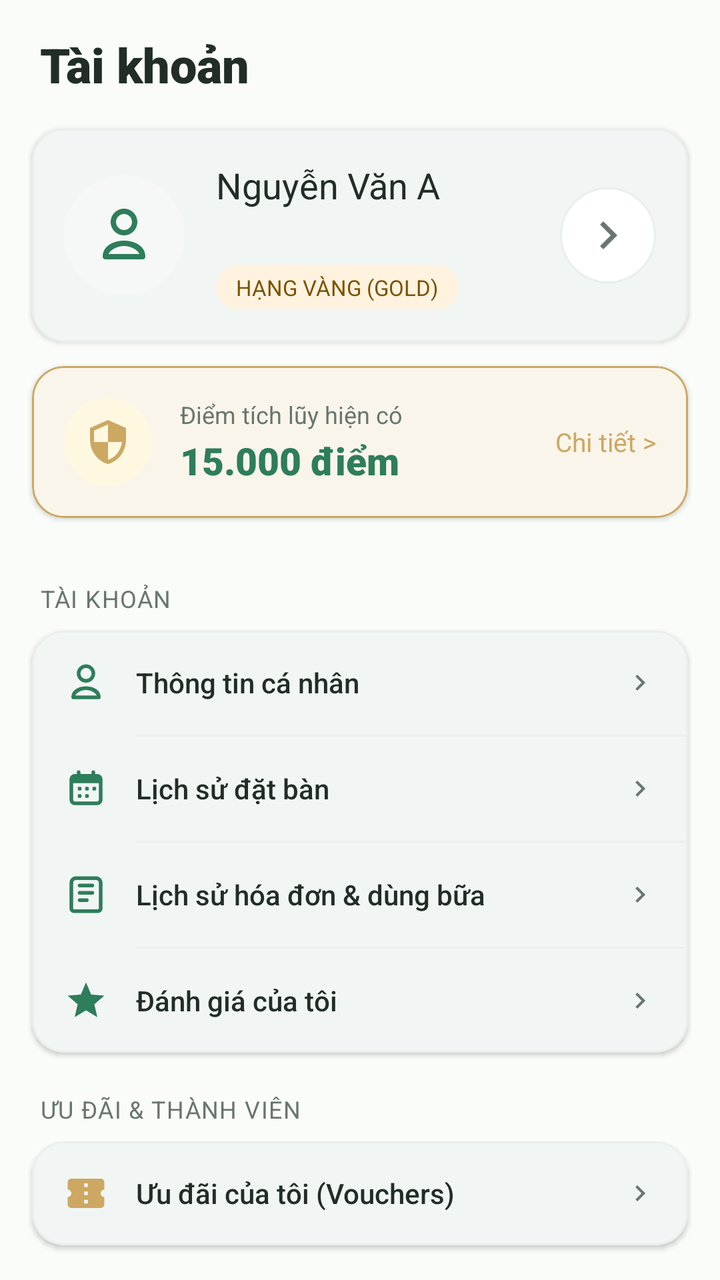
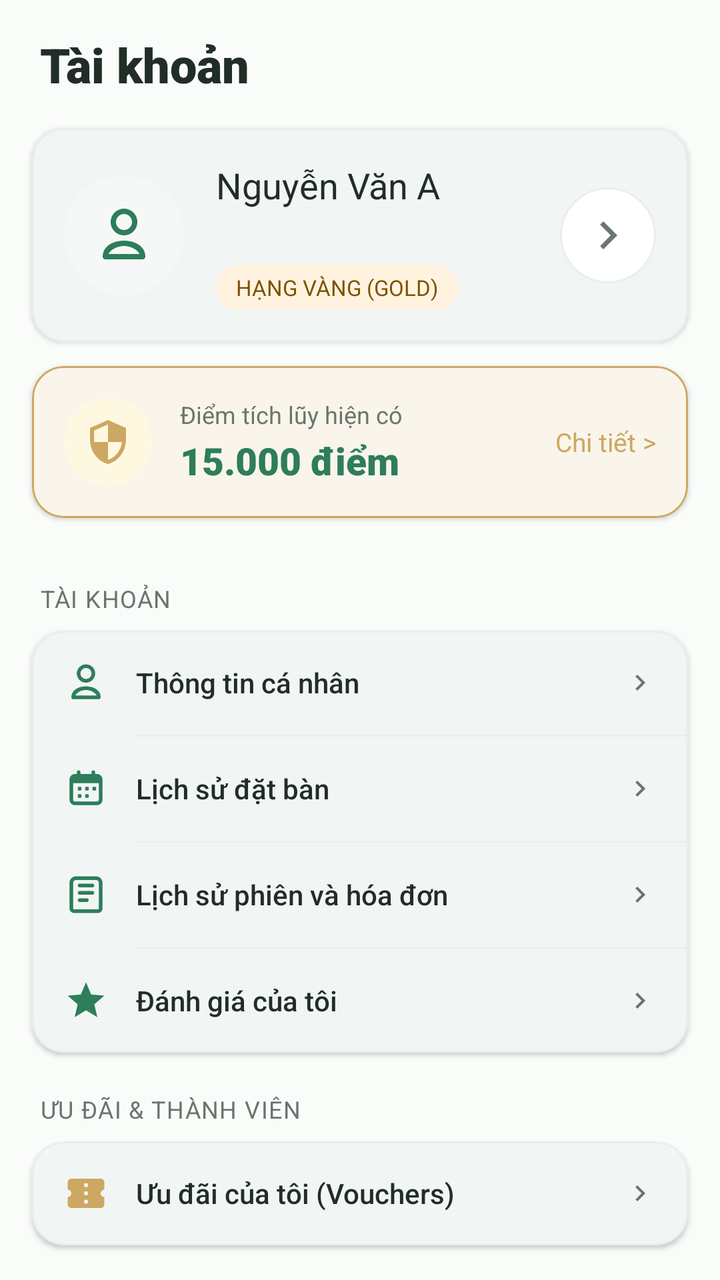

Two renders of the same Android screen: before a commit and after it. Below are the layout's source before the change and the commit's diff.
<!-- AndroidManifest.xml: application theme Theme.VietTable -->
<!-- res/layout/fragment_profile.xml -->
<?xml version="1.0" encoding="utf-8"?>
<androidx.coordinatorlayout.widget.CoordinatorLayout xmlns:android="http://schemas.android.com/apk/res/android"
    xmlns:app="http://schemas.android.com/apk/res-auto"
    android:layout_width="match_parent"
    android:layout_height="match_parent"
    android:background="@color/colorBackground">

    <androidx.core.widget.NestedScrollView
        android:layout_width="match_parent"
        android:layout_height="match_parent"
        android:fillViewport="true"
        android:clipToPadding="false"
        android:paddingBottom="96dp">

        <LinearLayout
            android:layout_width="match_parent"
            android:layout_height="wrap_content"
            android:orientation="vertical">

            
            <LinearLayout
                android:layout_width="match_parent"
                android:layout_height="wrap_content"
                android:tag="safe_top"
                android:orientation="vertical"
                android:paddingHorizontal="20dp"
                android:paddingTop="16dp"
                android:paddingBottom="12dp">

                <TextView
                    android:layout_width="wrap_content"
                    android:layout_height="wrap_content"
                    android:fontFamily="sans-serif-black"
                    android:text="Tài khoản"
                    android:textColor="@color/colorTextPrimary"
                    android:textSize="24sp" />
            </LinearLayout>

            
            <com.google.android.material.card.MaterialCardView
                style="@style/Widget.VietTable.Card"
                android:layout_width="match_parent"
                android:layout_height="wrap_content"
                android:layout_marginHorizontal="16dp"
                android:layout_marginTop="4dp">

                <LinearLayout
                    android:layout_width="match_parent"
                    android:layout_height="wrap_content"
                    android:gravity="center_vertical"
                    android:orientation="horizontal"
                    android:padding="16dp">

                    
                    <FrameLayout
                        android:layout_width="60dp"
                        android:layout_height="60dp">

                        <ImageView
                            android:layout_width="match_parent"
                            android:layout_height="match_parent"
                            android:background="@drawable/bg_round_floating_btn"
                            android:backgroundTint="@color/surface_secondary"
                            android:padding="14dp"
                            android:src="@drawable/ic_profile"
                            app:tint="@color/colorPrimary" />
                    </FrameLayout>

                    <LinearLayout
                        android:layout_width="0dp"
                        android:layout_height="wrap_content"
                        android:layout_marginStart="16dp"
                        android:layout_weight="1"
                        android:orientation="vertical">

                        <TextView
                            android:id="@+id/tvProfileName"
                            android:layout_width="wrap_content"
                            android:layout_height="wrap_content"
                            android:fontFamily="sans-serif-bold"
                            android:text="Nguyễn Văn A"
                            android:textColor="@color/colorTextPrimary"
                            android:textSize="18sp" />

                        <TextView
                            android:id="@+id/tvProfilePhone"
                            android:layout_width="wrap_content"
                            android:layout_height="wrap_content"
                            android:layout_marginTop="2dp"
                            android:text=""
                            android:textColor="@color/colorTextSecondary"
                            android:textSize="13sp" />

                        <TextView
                            android:id="@+id/tvProfileTierBadge"
                            android:layout_width="wrap_content"
                            android:layout_height="wrap_content"
                            android:layout_marginTop="8dp"
                            android:background="@drawable/bg_status_badge"
                            android:backgroundTint="#FFF3E0"
                            android:fontFamily="sans-serif-bold"
                            android:paddingHorizontal="10dp"
                            android:paddingVertical="4dp"
                            android:text="HẠNG VÀNG (GOLD)"
                            android:textColor="#7D5200"
                            android:textSize="11sp" />
                    </LinearLayout>

                    
                        <ImageView
                            android:id="@+id/btnEditProfileHeader"
                            android:layout_width="48dp"
                            android:layout_height="48dp"
                            android:contentDescription="@string/a11y_edit_profile"
                        android:background="@drawable/bg_round_floating_btn"
                        android:clickable="true"
                        android:focusable="true"
                        android:padding="10dp"
                        android:src="@drawable/ic_arrow_forward"
                        app:tint="@color/colorTextSecondary" />
                </LinearLayout>
            </com.google.android.material.card.MaterialCardView>

            
            <com.google.android.material.card.MaterialCardView
                android:id="@+id/cardProfileLoyalty"
                style="@style/Widget.VietTable.Card.Gold"
                android:layout_width="match_parent"
                android:layout_height="wrap_content"
                android:layout_marginHorizontal="16dp"
                android:layout_marginTop="12dp"
                android:clickable="true"
                android:focusable="true">

                <LinearLayout
                    android:layout_width="match_parent"
                    android:layout_height="wrap_content"
                    android:gravity="center_vertical"
                    android:orientation="horizontal"
                    android:padding="16dp">

                    <ImageView
                        android:layout_width="44dp"
                        android:layout_height="44dp"
                        android:background="@drawable/bg_round_floating_btn"
                        android:backgroundTint="#FFF8E1"
                        android:padding="10dp"
                        android:src="@drawable/ic_loyalty"
                        app:tint="@color/colorSecondary" />

                    <LinearLayout
                        android:layout_width="0dp"
                        android:layout_height="wrap_content"
                        android:layout_marginStart="14dp"
                        android:layout_weight="1"
                        android:orientation="vertical">

                        <TextView
                            android:layout_width="wrap_content"
                            android:layout_height="wrap_content"
                            android:text="Điểm tích lũy hiện có"
                            android:textColor="@color/colorTextSecondary"
                            android:textSize="12sp" />

                        <TextView
                            android:id="@+id/tvProfilePoints"
                            android:layout_width="wrap_content"
                            android:layout_height="wrap_content"
                            android:layout_marginTop="2dp"
                            android:fontFamily="sans-serif-black"
                            android:text="15.000 điểm"
                            android:textColor="@color/colorPrimary"
                            android:textSize="19sp" />
                    </LinearLayout>

                    <TextView
                        android:layout_width="wrap_content"
                        android:layout_height="wrap_content"
                        android:fontFamily="sans-serif-bold"
                        android:text="Chi tiết >"
                        android:textColor="@color/colorSecondary"
                        android:textSize="13sp" />
                </LinearLayout>
            </com.google.android.material.card.MaterialCardView>

            
            <FrameLayout
                android:id="@+id/containerProfileActiveDining"
                android:layout_width="match_parent"
                android:layout_height="wrap_content"
                android:layout_marginHorizontal="16dp"
                android:layout_marginTop="12dp" />

            
            <TextView
                android:layout_width="match_parent"
                android:layout_height="wrap_content"
                android:layout_marginHorizontal="20dp"
                android:layout_marginTop="20dp"
                android:layout_marginBottom="8dp"
                android:fontFamily="sans-serif-bold"
                android:letterSpacing="0.04"
                android:text="TÀI KHOẢN"
                android:textColor="@color/colorTextSecondary"
                android:textSize="12sp" />

            <com.google.android.material.card.MaterialCardView
                style="@style/Widget.VietTable.Card"
                android:layout_width="match_parent"
                android:layout_height="wrap_content"
                android:layout_marginHorizontal="16dp">

                <LinearLayout
                    android:layout_width="match_parent"
                    android:layout_height="wrap_content"
                    android:orientation="vertical">

                    
                    <LinearLayout
                        android:id="@+id/rowEditProfile"
                        android:layout_width="match_parent"
                        android:layout_height="52dp"
                        android:background="?attr/selectableItemBackground"
                        android:clickable="true"
                        android:focusable="true"
                        android:gravity="center_vertical"
                        android:orientation="horizontal"
                        android:paddingHorizontal="16dp">

                        <ImageView
                            android:layout_width="22dp"
                            android:layout_height="22dp"
                            android:src="@drawable/ic_profile"
                            app:tint="@color/colorPrimary" />

                        <TextView
                            android:layout_width="0dp"
                            android:layout_height="wrap_content"
                            android:layout_marginStart="14dp"
                            android:layout_weight="1"
                            android:fontFamily="sans-serif-medium"
                            android:text="Thông tin cá nhân"
                            android:textColor="@color/colorTextPrimary"
                            android:textSize="14sp" />

                        <ImageView
                            android:layout_width="16dp"
                            android:layout_height="16dp"
                            android:src="@drawable/ic_arrow_forward"
                            app:tint="@color/colorTextSecondary" />
                    </LinearLayout>

                    <View
                        android:layout_width="match_parent"
                        android:layout_height="1dp"
                        android:layout_marginStart="52dp"
                        android:background="@color/colorDivider" />

                    
                    <LinearLayout
                        android:id="@+id/rowResHistory"
                        android:layout_width="match_parent"
                        android:layout_height="52dp"
                        android:background="?attr/selectableItemBackground"
                        android:clickable="true"
                        android:focusable="true"
                        android:gravity="center_vertical"
                        android:orientation="horizontal"
                        android:paddingHorizontal="16dp">

                        <ImageView
                            android:layout_width="22dp"
                            android:layout_height="22dp"
                            android:src="@drawable/ic_reservation"
                            app:tint="@color/colorPrimary" />

                        <TextView
                            android:layout_width="0dp"
                            android:layout_height="wrap_content"
                            android:layout_marginStart="14dp"
                            android:layout_weight="1"
                            android:fontFamily="sans-serif-medium"
                            android:text="Lịch sử đặt bàn"
                            android:textColor="@color/colorTextPrimary"
                            android:textSize="14sp" />

                        <ImageView
                            android:layout_width="16dp"
                            android:layout_height="16dp"
                            android:src="@drawable/ic_arrow_forward"
                            app:tint="@color/colorTextSecondary" />
                    </LinearLayout>

                    <View
                        android:layout_width="match_parent"
                        android:layout_height="1dp"
                        android:layout_marginStart="52dp"
                        android:background="@color/colorDivider" />

                    
                    <LinearLayout
                        android:id="@+id/rowOrderHistory"
                        android:layout_width="match_parent"
                        android:layout_height="52dp"
                        android:background="?attr/selectableItemBackground"
                        android:clickable="true"
                        android:focusable="true"
                        android:gravity="center_vertical"
                        android:orientation="horizontal"
                        android:paddingHorizontal="16dp">

                        <ImageView
                            android:layout_width="22dp"
                            android:layout_height="22dp"
                            android:src="@drawable/ic_orders"
                            app:tint="@color/colorPrimary" />

                        <TextView
                            android:layout_width="0dp"
                            android:layout_height="wrap_content"
                            android:layout_marginStart="14dp"
                            android:layout_weight="1"
                            android:fontFamily="sans-serif-medium"
                            android:text="Lịch sử hóa đơn &amp; dùng bữa"
                            android:textColor="@color/colorTextPrimary"
                            android:textSize="14sp" />

                        <ImageView
                            android:layout_width="16dp"
                            android:layout_height="16dp"
                            android:src="@drawable/ic_arrow_forward"
                            app:tint="@color/colorTextSecondary" />
                    </LinearLayout>

                    <View
                        android:layout_width="match_parent"
                        android:layout_height="1dp"
                        android:layout_marginStart="52dp"
                        android:background="@color/colorDivider" />

                    <LinearLayout
                        android:id="@+id/rowReviews"
                        android:layout_width="match_parent"
                        android:layout_height="52dp"
                        android:background="?attr/selectableItemBackground"
                        android:clickable="true"
                        android:focusable="true"
                        android:gravity="center_vertical"
                        android:orientation="horizontal"
                        android:paddingHorizontal="16dp">

                        <ImageView
                            android:layout_width="22dp"
                            android:layout_height="22dp"
                            android:src="@drawable/ic_star"
                            app:tint="@color/colorPrimary" />

                        <TextView
                            android:layout_width="0dp"
                            android:layout_height="wrap_content"
                            android:layout_marginStart="14dp"
                            android:layout_weight="1"
                            android:fontFamily="sans-serif-medium"
                            android:text="Đánh giá của tôi"
                            android:textColor="@color/colorTextPrimary"
                            android:textSize="14sp" />

                        <ImageView
                            android:layout_width="16dp"
                            android:layout_height="16dp"
                            android:src="@drawable/ic_arrow_forward"
                            app:tint="@color/colorTextSecondary" />
                    </LinearLayout>
                </LinearLayout>
            </com.google.android.material.card.MaterialCardView>

            
            <TextView
                android:layout_width="match_parent"
                android:layout_height="wrap_content"
                android:layout_marginHorizontal="20dp"
                android:layout_marginTop="20dp"
                android:layout_marginBottom="8dp"
                android:fontFamily="sans-serif-bold"
                android:letterSpacing="0.04"
                android:text="ƯU ĐÃI &amp; THÀNH VIÊN"
                android:textColor="@color/colorTextSecondary"
                android:textSize="12sp" />

            <com.google.android.material.card.MaterialCardView
                style="@style/Widget.VietTable.Card"
                android:layout_width="match_parent"
                android:layout_height="wrap_content"
                android:layout_marginHorizontal="16dp">

                <LinearLayout
                    android:layout_width="match_parent"
                    android:layout_height="wrap_content"
                    android:orientation="vertical">

                    
                    <LinearLayout
                        android:id="@+id/rowVouchers"
                        android:layout_width="match_parent"
                        android:layout_height="52dp"
                        android:background="?attr/selectableItemBackground"
                        android:clickable="true"
                        android:focusable="true"
                        android:gravity="center_vertical"
                        android:orientation="horizontal"
                        android:paddingHorizontal="16dp">

                        <ImageView
                            android:layout_width="22dp"
                            android:layout_height="22dp"
                            android:src="@drawable/ic_voucher"
                            app:tint="@color/colorSecondary" />

                        <TextView
                            android:layout_width="0dp"
                            android:layout_height="wrap_content"
                            android:layout_marginStart="14dp"
                            android:layout_weight="1"
                            android:fontFamily="sans-serif-medium"
                            android:text="Ưu đãi của tôi (Vouchers)"
                            android:textColor="@color/colorTextPrimary"
                            android:textSize="14sp" />

                        <ImageView
                            android:layout_width="16dp"
                            android:layout_height="16dp"
                            android:src="@drawable/ic_arrow_forward"
                            app:tint="@color/colorTextSecondary" />
                    </LinearLayout>
                </LinearLayout>
            </com.google.android.material.card.MaterialCardView>

            
            <TextView
                android:layout_width="match_parent"
                android:layout_height="wrap_content"
                android:layout_marginHorizontal="20dp"
                android:layout_marginTop="20dp"
                android:layout_marginBottom="8dp"
                android:fontFamily="sans-serif-bold"
                android:letterSpacing="0.04"
                android:text="HỆ THỐNG"
                android:textColor="@color/colorTextSecondary"
                android:textSize="12sp" />

            <com.google.android.material.card.MaterialCardView
                style="@style/Widget.VietTable.Card"
                android:layout_width="match_parent"
                android:layout_height="wrap_content"
                android:layout_marginHorizontal="16dp">

                <LinearLayout
                    android:layout_width="match_parent"
                    android:layout_height="wrap_content"
                    android:orientation="vertical">

                    
                    <LinearLayout
                        android:id="@+id/rowSettings"
                        android:layout_width="match_parent"
                        android:layout_height="52dp"
                        android:background="?attr/selectableItemBackground"
                        android:clickable="true"
                        android:focusable="true"
                        android:gravity="center_vertical"
                        android:orientation="horizontal"
                        android:paddingHorizontal="16dp">

                        <ImageView
                            android:layout_width="22dp"
                            android:layout_height="22dp"
                            android:src="@drawable/ic_info"
                            app:tint="@color/colorPrimary" />

                        <TextView
                            android:layout_width="0dp"
                            android:layout_height="wrap_content"
                            android:layout_marginStart="14dp"
                            android:layout_weight="1"
                            android:fontFamily="sans-serif-medium"
                            android:text="Cài đặt ứng dụng"
                            android:textColor="@color/colorTextPrimary"
                            android:textSize="14sp" />

                        <ImageView
                            android:layout_width="16dp"
                            android:layout_height="16dp"
                            android:src="@drawable/ic_arrow_forward"
                            app:tint="@color/colorTextSecondary" />
                    </LinearLayout>

                    <View
                        android:layout_width="match_parent"
                        android:layout_height="1dp"
                        android:layout_marginStart="52dp"
                        android:background="@color/colorDivider" />

                    
                    <LinearLayout
                        android:id="@+id/rowSupport"
                        android:layout_width="match_parent"
                        android:layout_height="52dp"
                        android:background="?attr/selectableItemBackground"
                        android:clickable="true"
                        android:focusable="true"
                        android:gravity="center_vertical"
                        android:orientation="horizontal"
                        android:paddingHorizontal="16dp">

                        <ImageView
                            android:layout_width="22dp"
                            android:layout_height="22dp"
                            android:src="@drawable/ic_phone"
                            app:tint="@color/colorPrimary" />

                        <TextView
                            android:layout_width="0dp"
                            android:layout_height="wrap_content"
                            android:layout_marginStart="14dp"
                            android:layout_weight="1"
                            android:fontFamily="sans-serif-medium"
                            android:text="Hỗ trợ &amp; Trợ giúp"
                            android:textColor="@color/colorTextPrimary"
                            android:textSize="14sp" />

                        <ImageView
                            android:layout_width="16dp"
                            android:layout_height="16dp"
                            android:src="@drawable/ic_arrow_forward"
                            app:tint="@color/colorTextSecondary" />
                    </LinearLayout>
                </LinearLayout>
            </com.google.android.material.card.MaterialCardView>

            
            <com.google.android.material.button.MaterialButton
                android:id="@+id/btnLogout"
                style="@style/Widget.VietTable.Button.Destructive"
                android:layout_width="match_parent"
                android:layout_height="wrap_content"
                android:layout_marginHorizontal="16dp"
                android:layout_marginTop="24dp"
                android:text="Đăng xuất tài khoản" />

        </LinearLayout>
    </androidx.core.widget.NestedScrollView>

</androidx.coordinatorlayout.widget.CoordinatorLayout>
<!-- resources referenced by this layout -->
<resources>
  <color name="colorBackground">#FAFCFA</color>
  <color name="colorDivider">#E9EFEB</color>
  <color name="colorPrimary">#2E7D5B</color>
  <color name="colorSecondary">#CCA862</color>
  <color name="colorTextPrimary">#222D27</color>
  <color name="colorTextSecondary">#68766E</color>
  <color name="surface_secondary">#F5F8F6</color>
  <!-- drawable bg_status_badge (drawable) -->
  <?xml version="1.0" encoding="utf-8"?>
  <shape xmlns:android="http://schemas.android.com/apk/res/android"
      android:shape="rectangle">
      <corners android:radius="12dp" />
      <solid android:color="#FFFFFF" />
  </shape>
  <!-- drawable ic_arrow_forward (drawable) -->
  <vector xmlns:android="http://schemas.android.com/apk/res/android"
      android:width="24dp"
      android:height="24dp"
      android:viewportWidth="24"
      android:viewportHeight="24">
      <path
          android:fillColor="#FF000000"
          android:pathData="M8.59,16.59L13.17,12 8.59,7.41 10,6l6,6 -6,6 -1.41,-1.41z"/>
  </vector>
  <string name="a11y_edit_profile">Chỉnh sửa hồ sơ</string>
  <style name="Theme.VietTable" parent="Base.Theme.VietTable" />
  <color name="primary_container">#EEF7F2</color>
  <color name="surface">#FFFFFF</color>
  <color name="divider">#E9EFEB</color>
  <color name="accent_gold">#CCA862</color>
  <color name="white">#FFFFFFFF</color>
  <dimen name="btn_height_primary">52dp</dimen>
  <dimen name="radius_medium">12dp</dimen>
  <style name="TextAppearance.VietTable.Button" parent="TextAppearance.Material3.LabelLarge">
          <item name="android:textSize">@dimen/text_button</item>
          <item name="android:textStyle">bold</item>
          <item name="android:textAllCaps">false</item>
      </style>
  <dimen name="radius_large">16dp</dimen>
  <dimen name="card_elevation">1.5dp</dimen>
  <dimen name="card_stroke_width">1dp</dimen>
  <color name="accent_gold_container">#FAF5EB</color>
  <dimen name="text_button">14sp</dimen>
  <color name="primary">#2E7D5B</color>
  <color name="primary_dark">#24654A</color>
  <color name="on_primary">#FFFFFF</color>
  <color name="on_primary_container">#1B4E38</color>
  <color name="accent_gold_dark">#9E7D33</color>
  <color name="bg_cream">#FAFCFA</color>
  <color name="text_primary">#222D27</color>
  <color name="surface_variant">#F3F7F5</color>
  <color name="semantic_error">#D32F2F</color>
  <style name="Widget.VietTable.Toolbar" parent="Widget.Material3.Toolbar">
          <item name="android:background">@color/surface</item>
          <item name="titleTextColor">@color/text_primary</item>
          <item name="subtitleTextColor">@color/text_secondary</item>
          <item name="navigationIconTint">@color/text_primary</item>
      </style>
  <color name="text_secondary">#68766E</color>
  <color name="transparent">#00000000</color>
  <!-- drawable bg_bottom_nav_floating (drawable) -->
  <?xml version="1.0" encoding="utf-8"?>
  <shape xmlns:android="http://schemas.android.com/apk/res/android"
      android:shape="rectangle">
      <solid android:color="@color/surface" />
      <corners android:radius="24dp" />
      <stroke
          android:width="1dp"
          android:color="#E6EFEA" />
  </shape>
  <style name="Widget.VietTable.BottomNav.ActiveIndicator" parent="Widget.Material3.BottomNavigationView.ActiveIndicator">
          <item name="android:color">@color/primary_container</item>
          <item name="android:width">56dp</item>
          <item name="android:height">32dp</item>
          <item name="shapeAppearance">@style/ShapeAppearance.Material3.Corner.Full</item>
      </style>
  <style name="TextAppearance.VietTable.BottomNav.Label" parent="TextAppearance.Material3.LabelSmall">
          <item name="android:textSize">11sp</item>
          <item name="android:textStyle">normal</item>
      </style>
  <style name="TextAppearance.VietTable.BottomNav.Label.Active" parent="TextAppearance.Material3.LabelSmall">
          <item name="android:textSize">11sp</item>
          <item name="android:textStyle">bold</item>
      </style>
  <!-- unchanged entries left out for length: 23 -->
</resources>

<!-- the commit's change to res/layout/fragment_profile.xml (unified diff, before → after) -->
@@ -321,7 +321,7 @@
                             android:layout_marginStart="14dp"
                             android:layout_weight="1"
                             android:fontFamily="sans-serif-medium"
-                            android:text="Lịch sử hóa đơn &amp; dùng bữa"
+                            android:text="Lịch sử phiên và hóa đơn"
                             android:textColor="@color/colorTextPrimary"
                             android:textSize="14sp" />
 
